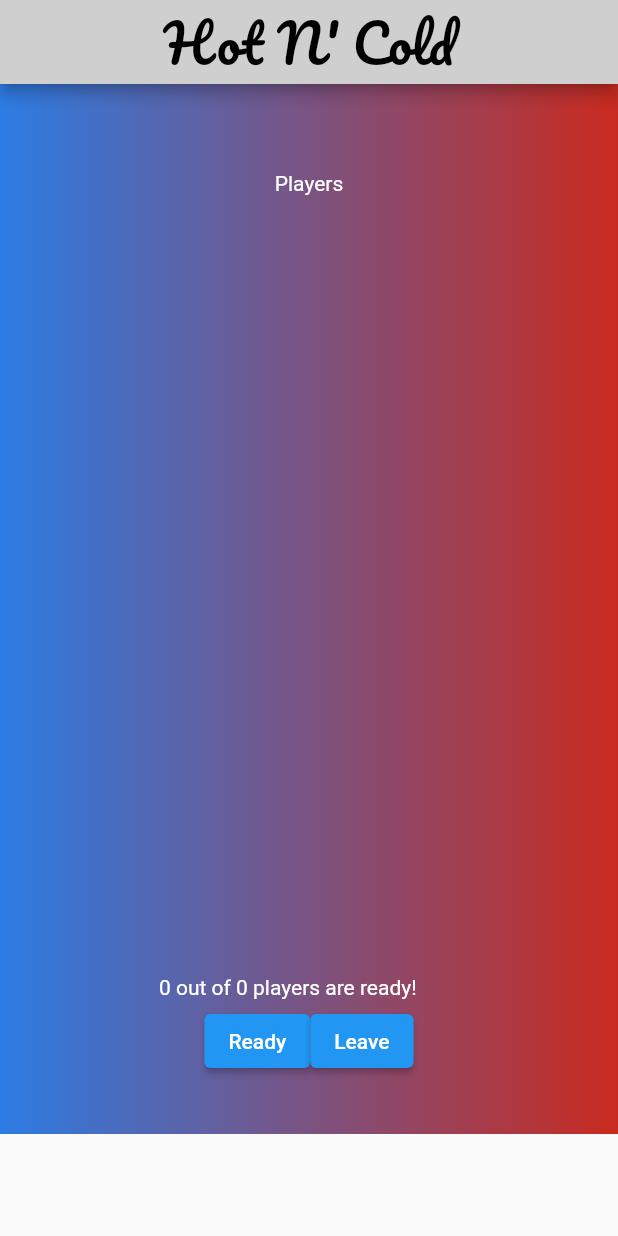
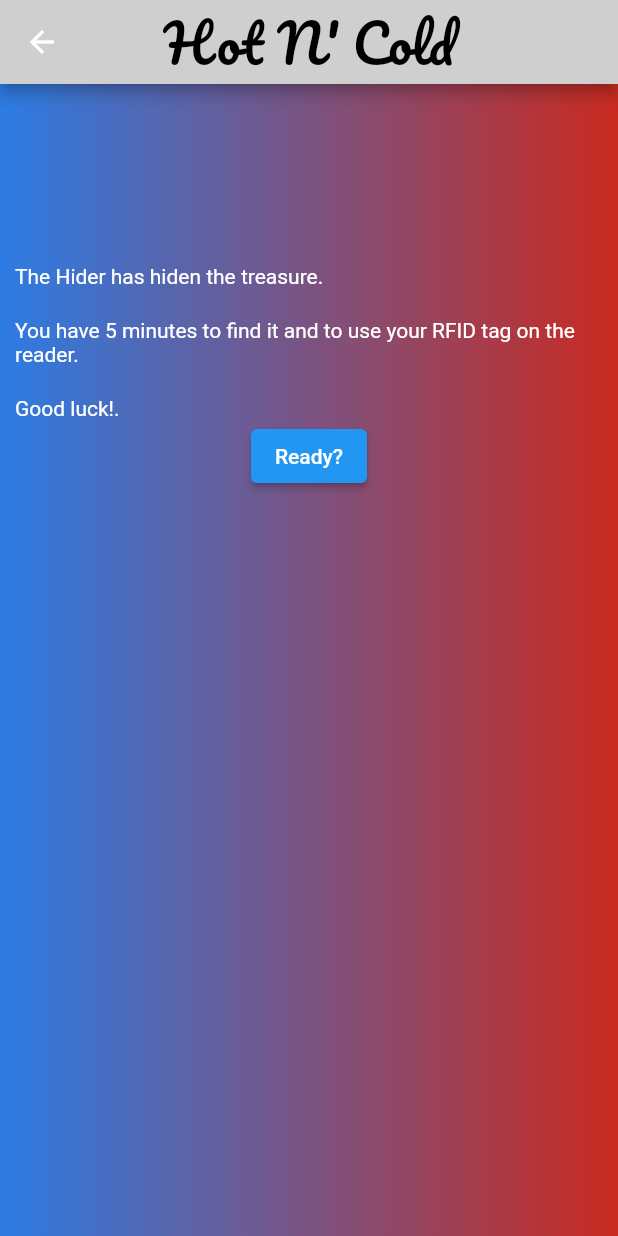
Before and after one commit to pclmatos/scmu-tp, a Flutter app: the GameRoom screen opened directly, after a tap on "Leave", on a phone screen of 412 x 824 dp. Run offline on Flutter 3.47's test engine with Material 2 defaults, Android fonts, the phone set to English and light mode, and no system bars; our stand-ins replace firebase_auth, firebase_core, google_fonts; accounts and stored records are empty.

Commit message:
seeker/hider/gamestarting

```diff
--- a/lib/models/player_entry.dart
+++ b/lib/models/player_entry.dart
@@ -1,20 +1,22 @@
 class PlayerEntry {
   String email;
   String state;
+  String role;
 
-  PlayerEntry(this.email, this.state);
+  PlayerEntry(this.email, this.state, this.role);
 
   factory PlayerEntry.fromJson(dynamic json) {
     //var decodedJson = jsonDecode(json);
-    return PlayerEntry(json['email'] as String, json['state'] as String);
+    return PlayerEntry(json['email'] as String, json['state'] as String,
+        json['role'] as String);
   }
 
   Map<String, dynamic> toJson() {
-    return {'email': email, 'state': state};
+    return {'email': email, 'state': state, 'role': role};
   }
 
   @override
   String toString() {
-    return 'PlayerEntry [email=$email, state=$state]';
+    return 'PlayerEntry [email=$email, state=$state, role=$role]';
   }
 }
--- a/lib/pages/game_room.dart
+++ b/lib/pages/game_room.dart
@@ -3,6 +3,9 @@
 import 'package:flutter/material.dart';
 import 'package:hotncold/models/player_entry.dart';
 import 'package:hotncold/models/room_state.dart';
+import 'package:hotncold/pages/in_game/game_starting.dart';
+import 'package:hotncold/pages/in_game/hider.dart';
+import 'package:hotncold/pages/in_game/seeker.dart';
 import 'package:hotncold/pages/tools/header.dart';
 import 'package:hotncold/pages/tools/background.dart';
 import 'package:hotncold/pages/tools/server_comm.dart';
@@ -62,12 +65,20 @@ class GameRoom extends StatelessWidget {
                 mainAxisAlignment: MainAxisAlignment.center,
                 children: [
                   ElevatedButton(
-                      onPressed: () async {
+                      onPressed: () {
+                        Navigator.push(
+                            context,
+                            MaterialPageRoute(
+                                builder: (context) => const Hider()));
                         //await Connection().writeMessage('READY', PlayerEntry(user.email, 'READY'));
                       },
                       child: const Text("Ready")),
                   ElevatedButton(
                       onPressed: () {
+                        Navigator.push(
+                            context,
+                            MaterialPageRoute(
+                                builder: (context) => const GameStarting()));
                         Connection().closeConnection();
                       },
                       child: const Text("Leave"))
--- /dev/null
+++ b/lib/pages/in_game/game_starting.dart
@@ -0,0 +1,55 @@
+import 'package:flutter/material.dart';
+import 'package:hotncold/pages/tools/header.dart';
+import 'package:hotncold/pages/tools/background.dart';
+
+class GameStarting extends StatelessWidget {
+  const GameStarting({super.key});
+
+  @override
+  Widget build(BuildContext context) {
+    return Scaffold(
+      appBar: header(context, true),
+      body: Container(
+        decoration: background(),
+        child: Center(
+          child: Column(
+            crossAxisAlignment: CrossAxisAlignment.start,
+            children: <Widget>[
+              const SizedBox(
+                height: 120,
+              ),
+              print('The Hider has hiden the treasure.'),
+              const SizedBox(
+                height: 20,
+              ),
+              print(
+                  'You have 5 minutes to find it and to use your RFID tag on the reader.'),
+              const SizedBox(
+                height: 20,
+              ),
+              print('Good luck!.'),
+              Row(
+                mainAxisAlignment: MainAxisAlignment.center,
+                children: <Widget>[
+                  ElevatedButton(
+                      onPressed: () {
+                        //Navigator.push(context,
+                        //MaterialPageRoute(builder: (context) => ));
+                        //await Connection().writeMessage('READY', PlayerEntry(user.email, 'READY'));
+                      },
+                      child: const Text("Ready?")),
+                ],
+              )
+            ],
+          ),
+        ),
+      ),
+    );
+  }
+
+  Padding print(String text) {
+    return Padding(
+        padding: const EdgeInsets.only(left: 10, right: 10),
+        child: Text(text, style: const TextStyle(color: Colors.white)));
+  }
+}
--- a/lib/pages/tools/server_comm.dart
+++ b/lib/pages/tools/server_comm.dart
@@ -26,7 +26,7 @@ class Connection {
     socket = await Socket.connect(host, port);
     print(
         "Connecting to: ${socket.remoteAddress.address}:${socket.remotePort}");
-    var message = PlayerMessage("INIT", PlayerEntry(email!, 'IDLE'));
+    var message = PlayerMessage("INIT", PlayerEntry(email!, 'IDLE', 'none'));
     print(jsonEncode(message));
 
     socket.write(jsonEncode(message));
--- a/lib/pages/wrapper.dart
+++ b/lib/pages/wrapper.dart
@@ -13,6 +13,7 @@ class Wrapper extends StatelessWidget {
   Widget build(BuildContext context) {
     final user = Provider.of<MyUser?>(context);
     print(user?.email);
+
     if (user == null) {
       return const LoginPage();
     } else {
```
Also changed, not shown: lib/main.dart (+5 -7 lines), lib/pages/in_game/hider.dart (added, +39 -0 lines), lib/pages/in_game/role_wrapper.dart (added, +21 -0 lines), lib/pages/in_game/seeker.dart (added, +38 -0 lines).
